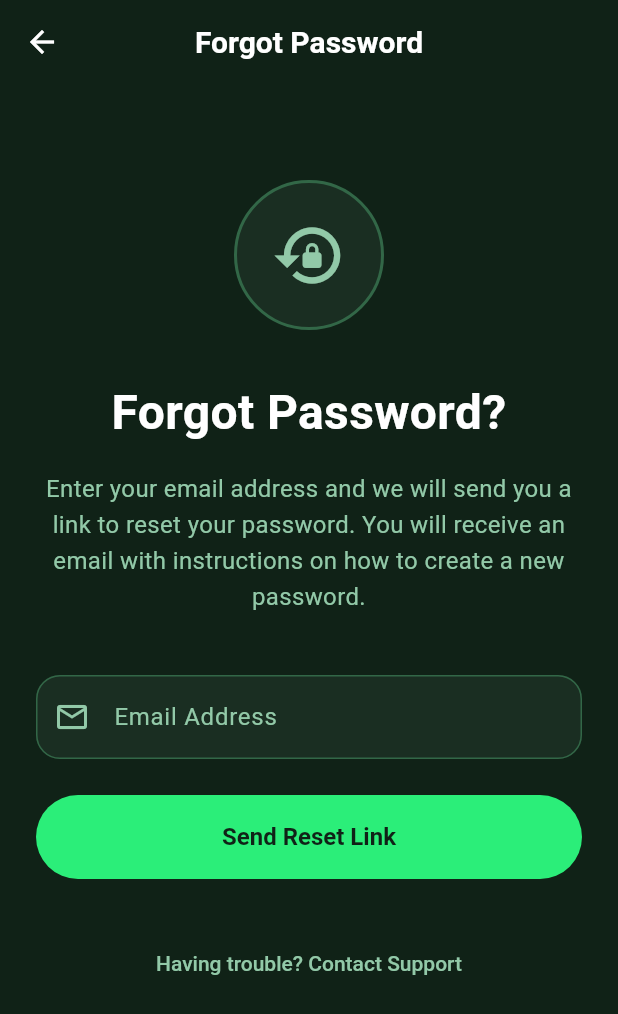
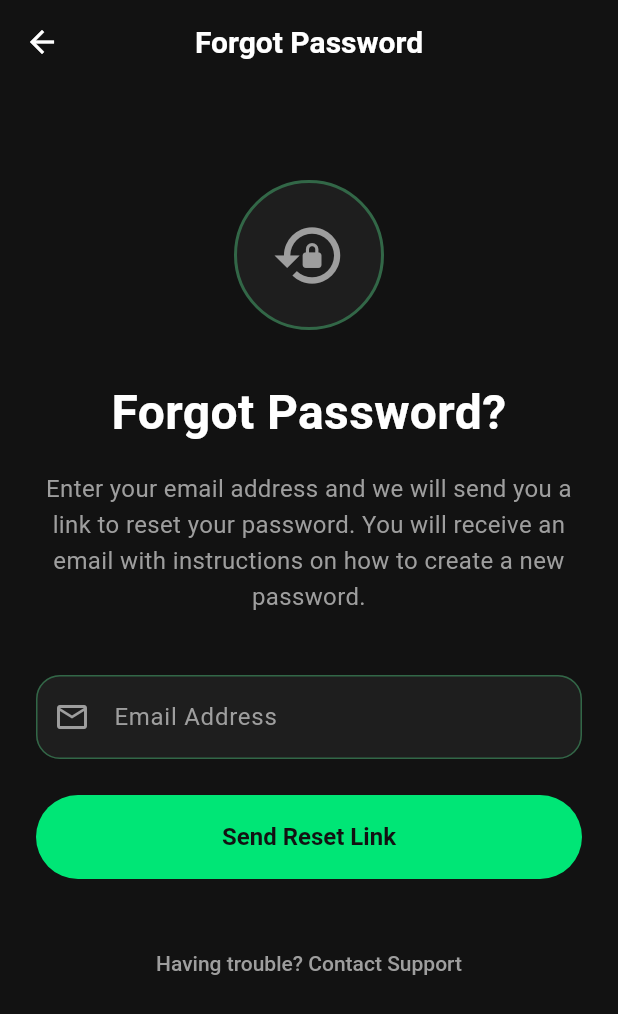
Before and after one commit to gulfamali16/App-Development-Portfolio, a Flutter app: the ForgotPasswordScreen screen opened by its route, on a phone screen of 412 x 824 dp. Shown: the top 1014 px of the screen. Run offline on Flutter 3.47's test engine with Material 3 defaults, Android fonts, the phone set to English and light mode, and no system bars; our stand-ins replace cloud_firestore, device_info_plus, email_validator, firebase_auth, firebase_core, flutter_local_notifications and 13 more; missing offline and left inert: workmanager; accounts and stored records are empty; network calls fail.

Commit message:
Phase 1: App configuration, icons, and theme updates completed
Co-authored-by: gulfamali16 <140166609+gulfamali16@users.noreply.github.com>

```diff
--- a/SmartPOS/lib/config/theme.dart
+++ b/SmartPOS/lib/config/theme.dart
@@ -2,21 +2,26 @@ import 'package:flutter/material.dart';
 
 /// App theme configuration with POS-themed colors (blues and greens for business/money)
 class AppTheme {
-  // Primary Colors (Velocity POS theme)
-  static const Color primaryGreen = Color(0xFF2BEE79);
-  static const Color primaryBlue = Color(0xFF137FEC);
+  // Primary Colors - New Velocity POS Theme from requirements
+  static const Color primaryGreen = Color(0xFF00E676); // Neon Green
+  static const Color primaryBlue = Color(0xFF2979FF); // Electric Blue
 
-  // Background Colors (Dark theme)
-  static const Color backgroundDark = Color(0xFF102217);
-  static const Color surfaceDark = Color(0xFF1A2E22);
+  // Background Colors (Dark theme) - Updated per requirements
+  static const Color backgroundDark = Color(0xFF121212); // Matte Black
+  static const Color surfaceDark = Color(0xFF1E1E1E); // Dark Grey
+  static const Color surfaceLight = Color(0xFF2C2C2C); // Lighter surface
   static const Color surfaceHighlight = Color(0xFF233648);
-  static const Color surfaceDark2 = Color(0xFF193324);
+  static const Color surfaceDark2 = Color(0xFF1E1E1E);
+
+  // Alert Colors
+  static const Color alertRed = Color(0xFFFF5252); // Soft Red
+  static const Color warningOrange = Color(0xFFFF9800);
 
   // Border Colors
   static const Color borderDark = Color(0xFF326747);
 
   // Text Colors
-  static const Color textSecondary = Color(0xFF92C9A8);
+  static const Color textSecondary = Color(0xFF9E9E9E); // Light Grey
   static const Color textPrimary = Colors.white;
 
   // Legacy colors (kept for compatibility)
--- a/SmartPOS/lib/utils/constants.dart
+++ b/SmartPOS/lib/utils/constants.dart
@@ -27,6 +27,8 @@ class AppConstants {
   static const String productsCollection = 'products';
   static const String ordersCollection = 'orders';
   static const String inventoryCollection = 'inventory';
+  static const String categoriesCollection = 'categories';
+  static const String stockMovementsCollection = 'stock_movements';
 
   // SharedPreferences keys
   static const String rememberMeKey = 'remember_me';
@@ -35,7 +37,7 @@ class AppConstants {
 
   // Database
   static const String databaseName = 'smartpos.db';
-  static const int databaseVersion = 1;
+  static const int databaseVersion = 2; // Incremented for new tables
 
   // UI
   static const double defaultPadding = 16.0;
--- a/SmartPOS/pubspec.yaml
+++ b/SmartPOS/pubspec.yaml
@@ -44,3 +44,5 @@ dev_dependencies:
 
 flutter:
   uses-material-design:  true
+  assets:
+    - lib/Assets/
```
Also changed, not shown: 6 other files.
